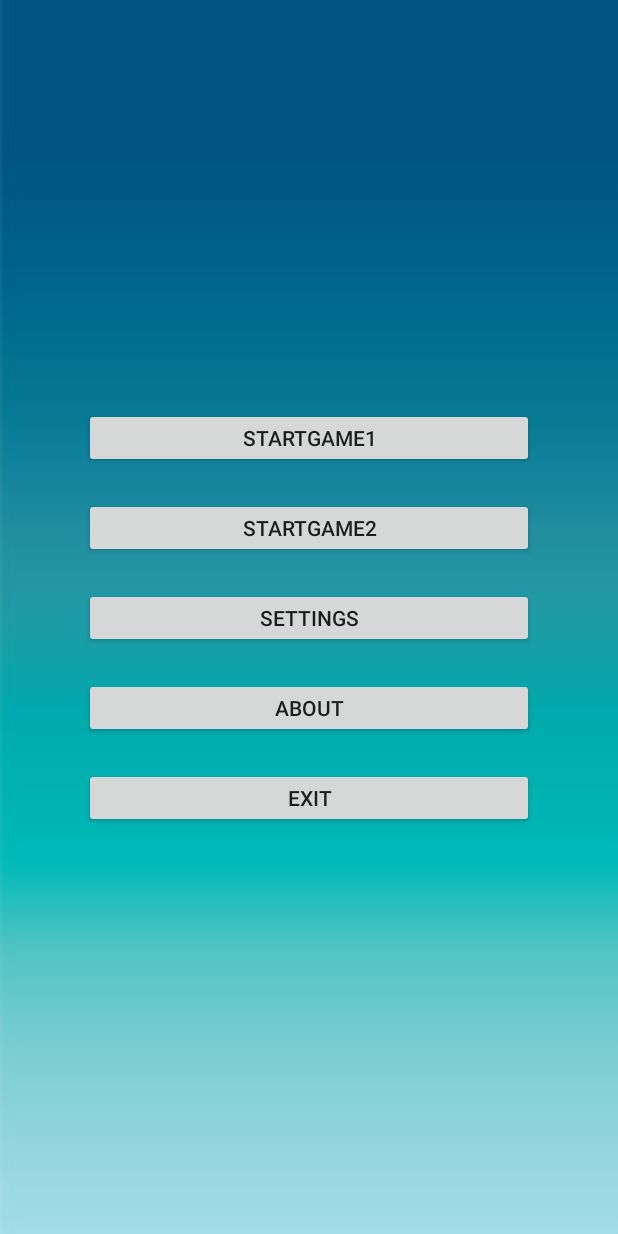
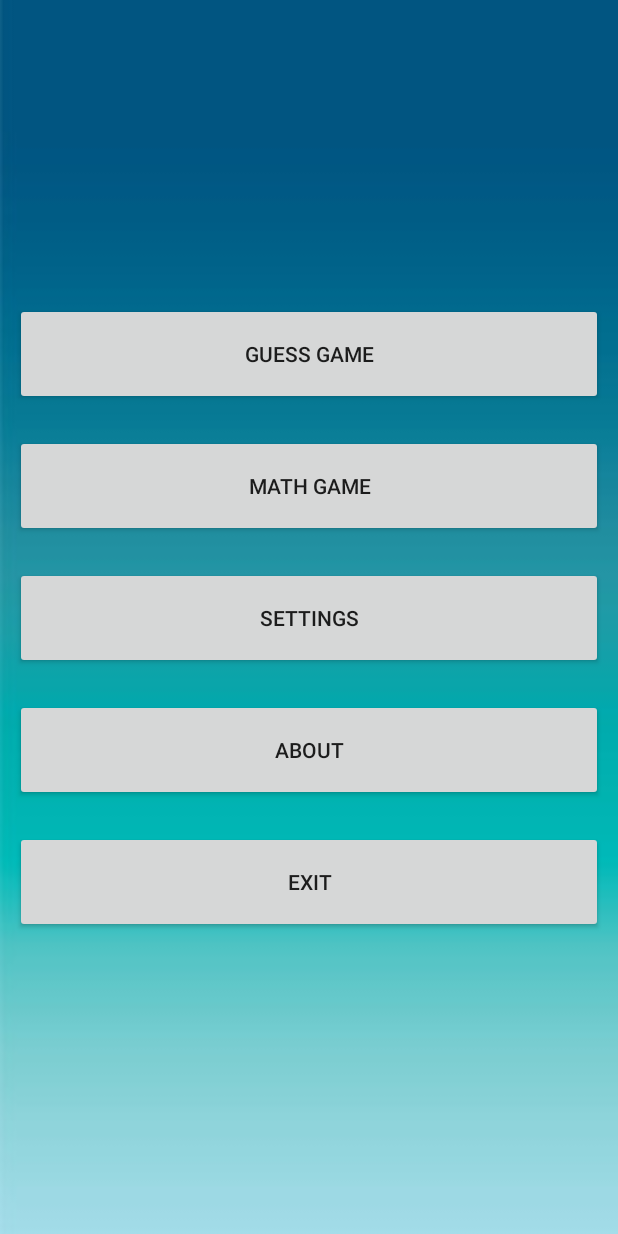
Before and after one commit to Taleb27/Guess_The_Colour_Game, an Android app: the layout activity_page.xml on its own in the app's theme, with its tools: preview values and no code run, on a phone screen of 412 x 824 dp. Run offline under Robolectric (Android 15) with nearby library versions, the phone set to English and light mode, and no system bars.

Commit message:
ADDED TO STRING

```diff
--- a/app/src/main/java/y2020/aoc/bayan/taleb/MainActivity.java
+++ b/app/src/main/java/y2020/aoc/bayan/taleb/MainActivity.java
@@ -96,7 +96,7 @@ public class MainActivity extends AppCompatActivity implements View.OnLongClickL
                             // Sign in success, update UI with the signed-in user's information
                             Log.d(TAG, "signInWithEmail:success");
                             FirebaseUser user = mAuth.getCurrentUser();
-                            Intent i = new Intent(MainActivity.this, WelcomeActivity.class);
+                            Intent i = new Intent(MainActivity.this,PageActivity.class);
                             startActivity(i);
 
                         } else {
--- a/app/src/main/java/y2020/aoc/bayan/taleb/Sign_Activity.java
+++ b/app/src/main/java/y2020/aoc/bayan/taleb/Sign_Activity.java
@@ -103,7 +103,7 @@ public class Sign_Activity extends AppCompatActivity implements View.OnClickList
     }
 
     private void welcomeActivity() {
-        Intent intent= new Intent(Sign_Activity.this, WelcomeActivity.class);
+        Intent intent= new Intent(Sign_Activity.this, PageActivity.class);
         startActivity(intent);
     }
 
--- a/app/src/main/java/y2020/aoc/bayan/taleb/WelcomeActivity.java
+++ b/app/src/main/java/y2020/aoc/bayan/taleb/WelcomeActivity.java
@@ -18,7 +18,6 @@ import androidx.appcompat.app.AppCompatActivity;
 public class WelcomeActivity extends AppCompatActivity implements DialogInterface.OnClickListener {
 
     private TextView TextViewWelcom;
-        private Button buttonback;
         private Button camera;
         @Override
         protected void onCreate(Bundle savedInstanceState) {
--- a/app/src/main/res/layout/activity_start.xml
+++ b/app/src/main/res/layout/activity_page.xml
@@ -1,56 +1,54 @@
 <?xml version="1.0" encoding="utf-8"?>
 <LinearLayout xmlns:android="http://schemas.android.com/apk/res/android"
     xmlns:app="http://schemas.android.com/apk/res-auto"
+    xmlns:tools="http://schemas.android.com/tools"
     android:layout_width="match_parent"
     android:layout_height="match_parent"
+    tools:context=".PageActivity"
+    android:orientation="vertical"
     android:background="@drawable/d274507"
-    android:gravity="center"
-    android:orientation="vertical">
+    android:gravity="center">
+
 
     <Button
         android:id="@+id/Btnguess"
-        android:layout_width="300dp"
-        android:layout_height="40dp"
+        android:layout_width="match_parent"
+        android:layout_height="68dp"
         android:layout_weight="0"
+        android:layout_margin="10dp"
         android:onClick="onClick"
-        android:text="StartGame1"
-        android:layout_margin="10dp"
-        />
+        android:text="guess game" />
 
     <Button
         android:id="@+id/BtnMath"
-        android:layout_width="300dp"
-        android:layout_height="40dp"
+        android:layout_width="match_parent"
+        android:layout_height="68dp"
+        android:layout_margin="10dp"
         android:layout_weight="0"
-        android:onClick="onClick"
-        android:text="StartGame2"
-        android:layout_margin="10dp"
-        />
+        android:text="Math game" />
 
     <Button
         android:id="@+id/BtnSettings"
-        android:layout_width="300dp"
-        android:layout_height="40dp"
+        android:layout_width="match_parent"
+        android:layout_margin="10dp"
+        android:layout_height="68dp"
         android:layout_weight="0"
         android:onClick="onClick"
-        android:text="Settings"
-        android:layout_margin="10dp"
-        />
+        android:text="Settings" />
 
     <Button
         android:id="@+id/BtnAbout"
-        android:layout_width="300dp"
-        android:layout_height="40dp"
+        android:layout_width="match_parent"
+        android:layout_height="68dp"
         android:layout_margin="10dp"
-
         android:layout_weight="0"
         android:onClick="onClick"
         android:text="About" />
 
     <Button
         android:id="@+id/BtnExit"
-        android:layout_width="300dp"
-        android:layout_height="40dp"
+        android:layout_width="match_parent"
+        android:layout_height="68dp"
         android:layout_margin="10dp"
         android:layout_weight="0"
         android:onClick="onClick"
```
Also changed, not shown: app/src/main/AndroidManifest.xml (+12 -1 lines), app/src/main/java/y2020/aoc/bayan/taleb/AboutGameActivity.java (added, +14 -0 lines), app/src/main/java/y2020/aoc/bayan/taleb/MathActivity.java (added, +14 -0 lines), app/src/main/java/y2020/aoc/bayan/taleb/SettingActivity.java (added, +14 -0 lines), app/src/main/java/y2020/aoc/bayan/taleb/startActivity.java (deleted, +0 -39 lines), app/src/main/res/layout/activity_about_game.xml (added, +9 -0 lines), app/src/main/res/layout/activity_math.xml (added, +9 -0 lines), app/src/main/res/layout/activity_setting.xml (added, +9 -0 lines).
